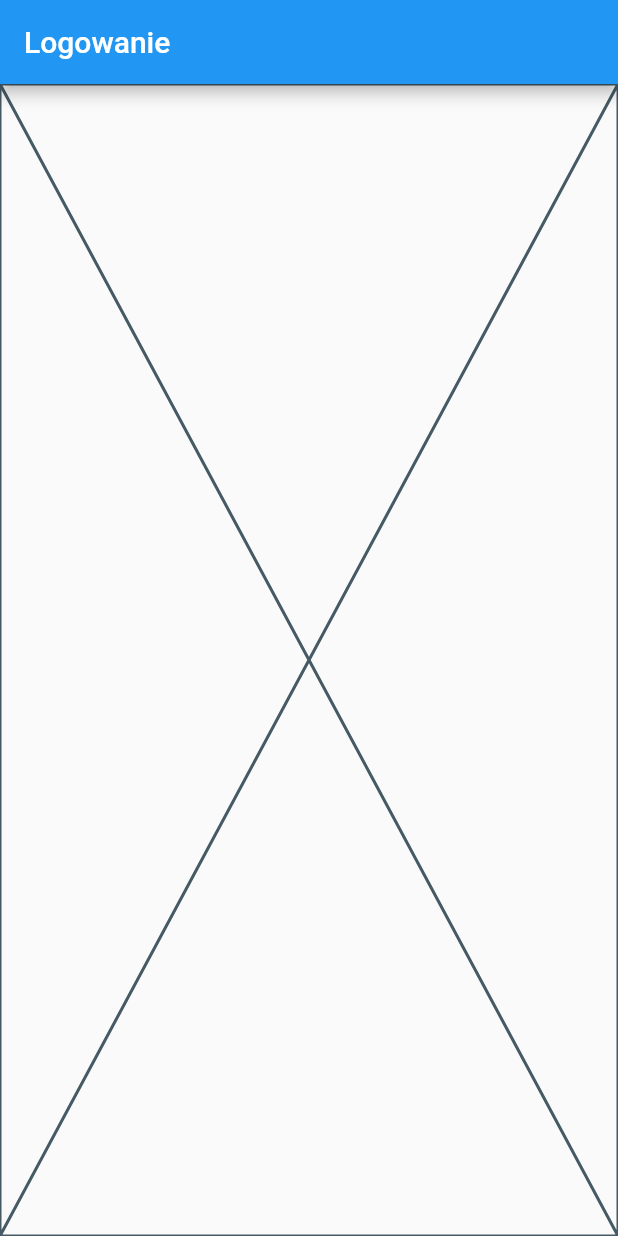
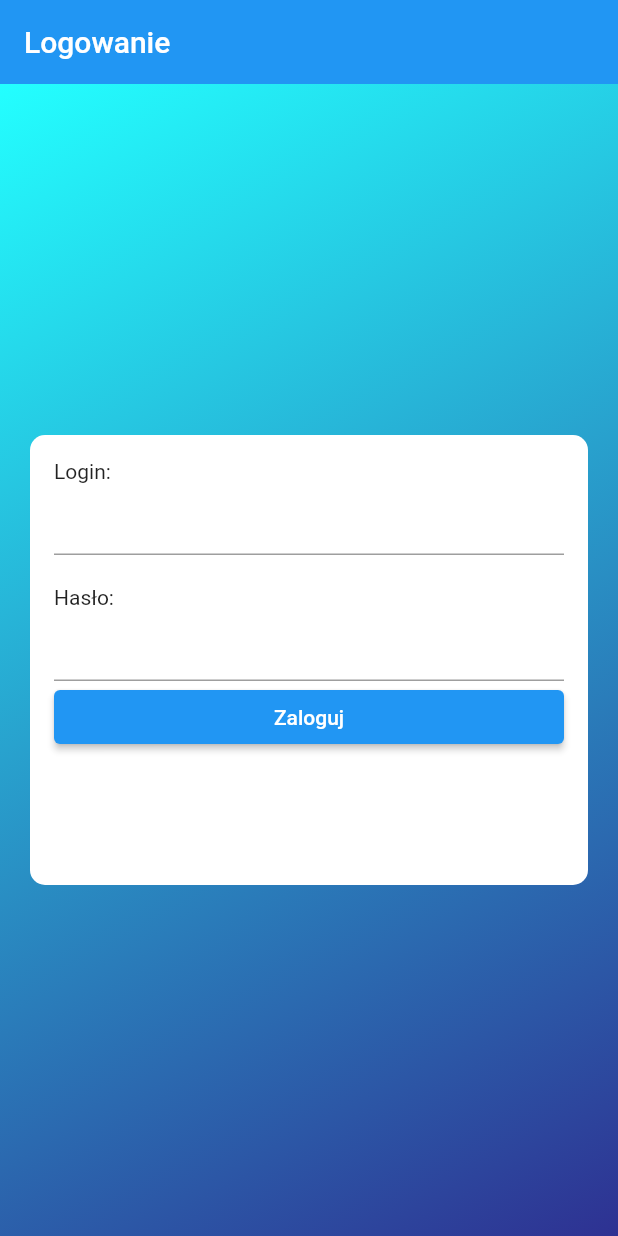
Before and after one commit to frankos6/animated-winner, a Flutter app: the screen it shows after launch, on a phone screen of 412 x 824 dp. Run offline on Flutter 3.47's test engine with Material 2 defaults, Android fonts, the light colour scheme and no system bars; accounts and stored records are empty.

Commit message:
classes models and login page

```diff
--- a/lib/main.dart
+++ b/lib/main.dart
@@ -3,5 +3,5 @@ import 'package:flutter/material.dart';
 import 'pages/LoginPage.dart';
 
 void main() {
-  runApp(LoginPage());
+  runApp(const LoginPage());
 }
--- /dev/null
+++ b/lib/models/DTO/UserLoginDTO.dart
@@ -0,0 +1,9 @@
+class UserLoginDTO{
+  late String login;
+  late String password;
+
+  UserLoginDTO({
+    required this.login,
+    required this.password
+  });
+}
--- /dev/null
+++ b/lib/models/User.dart
@@ -0,0 +1,13 @@
+class User{
+  late int userId;
+  late String login;
+  late String password;
+  late int role;
+
+  User({
+    required this.userId,
+    required this.login,
+    required this.password,
+    required this.role
+  });
+}
--- a/lib/pages/LoginPage.dart
+++ b/lib/pages/LoginPage.dart
@@ -1,4 +1,8 @@
 import 'package:flutter/material.dart';
+import 'package:mobile_app/models/DTO/UserLoginDTO.dart';
+import 'package:mobile_app/pages/MainPage.dart';
+import 'package:mobile_app/services/Themes.dart';
+import 'package:mobile_app/services/UserService.dart';
 
 class LoginPage extends StatefulWidget {
   const LoginPage({super.key});
@@ -8,12 +12,79 @@ class LoginPage extends StatefulWidget {
 }
 
 class _LoginPageState extends State<LoginPage> {
+
+  final TextEditingController _loginController = TextEditingController();
+  final TextEditingController _passwordController = TextEditingController();
+
   @override
   Widget build(BuildContext context) {
     return MaterialApp(
       home: Scaffold(
-        appBar: AppBar(title: Text("Logowanie")),
-        body: Placeholder(),
+        appBar: AppBar(
+          title: const Text("Logowanie"),
+          elevation: 0.0,
+        ),
+        body: Container(
+          padding: const EdgeInsets.symmetric(horizontal: 20, vertical: 20),
+          height: double.infinity,
+          width: double.infinity,
+          decoration: BoxDecoration(
+            gradient: LinearGradient(
+              colors: [Themes.darkBlue, Themes.lightBlue],
+              begin: Alignment.bottomRight,
+              end: Alignment.topLeft
+            )
+          ),
+          child: Align(
+            alignment: Alignment.center,
+            child: Container(
+              height: 300,
+              padding: const EdgeInsets.all(16),
+              decoration: const BoxDecoration(
+                color: Colors.white,
+                borderRadius: BorderRadius.all(Radius.circular(10))
+              ),
+              child: Column(
+                crossAxisAlignment: CrossAxisAlignment.stretch,
+                children: [
+                  const Text("Login:"),
+                  TextFormField(
+                    controller: _loginController,
+                  ),
+                  const SizedBox(height: 20),
+                  const Text("Hasło:"),
+                  TextFormField(
+                    controller: _passwordController,
+                    obscureText: true,
+                    autocorrect: false,
+                    enableSuggestions: false,
+                  ),
+                  ElevatedButton(
+                    onPressed: () async {
+                      UserService userService = UserService();
+
+                      UserLoginDTO userLogin = UserLoginDTO(
+                          login: _loginController.text,
+                          password: _passwordController.text
+                      );
+
+                      await userService.getUserData(userLogin);
+                      if(UserService.loggedIn){
+                        if(context.mounted){
+                          Navigator.push(context, MaterialPageRoute(
+                              builder: (context) => const MainPage()));
+                        }
+                      }
+                    },
+                    child: const Text("Zaloguj"),
+
+                  ),
+
+                ],
+              ),
+            ),
+          ),
+        ),
       ),
     );
   }
--- /dev/null
+++ b/lib/services/Themes.dart
@@ -0,0 +1,6 @@
+import 'dart:ui';
+
+class Themes{
+  static Color darkBlue = const Color.fromRGBO(46, 49, 146, 1);
+  static Color lightBlue = const Color.fromRGBO(35, 255, 255, 1);
+}
--- a/lib/services/UserService.dart
+++ b/lib/services/UserService.dart
@@ -1,4 +1,33 @@
+import 'dart:convert';
+
+import 'package:http/http.dart' as http;
+import 'package:mobile_app/models/DTO/UserLoginDTO.dart';
+import 'package:mobile_app/models/User.dart';
+
 class UserService{
   UserService();
+  late User user;
+  static bool loggedIn = false;
 
+
+  Future<void> getUserData(UserLoginDTO userData) async {
+
+    ///request user data from api
+
+    try {
+      var response = await http.post(
+          Uri.parse('https://jsonplaceholder.typicode.com/posts/'),
+          body: {'login': userData.login, 'password': userData.password}
+      );
+      if(response.statusCode == 200 || response.statusCode == 201){
+        print(response.body);
+
+      }
+    } catch(e) {
+      print(e);
+    }
+
+    loggedIn = true;
+    user = User(userId: 1, login: "admin", password: "admin", role: 1);
+  }
 }
```
Also changed, not shown: lib/models/Alert.dart (added, +13 -0 lines), lib/models/DeviceData.dart (added, +13 -0 lines), lib/models/UserRole.dart (added, +12 -0 lines), pubspec.yaml (+3 -23 lines), pubspec.lock, 1 other file.
